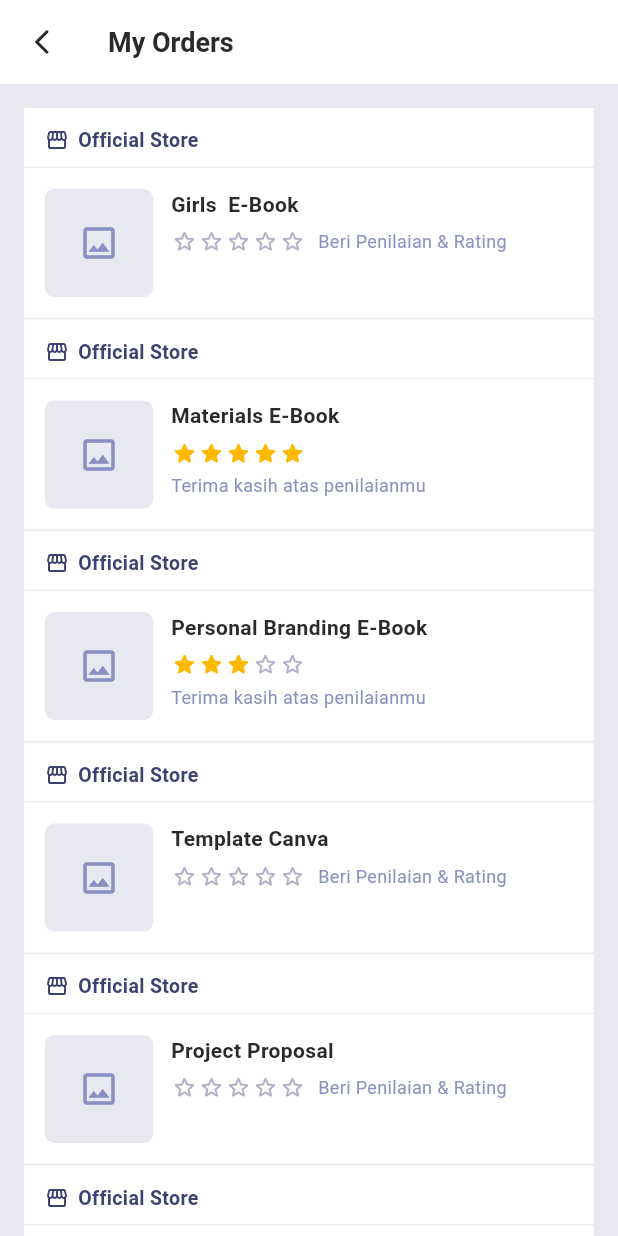
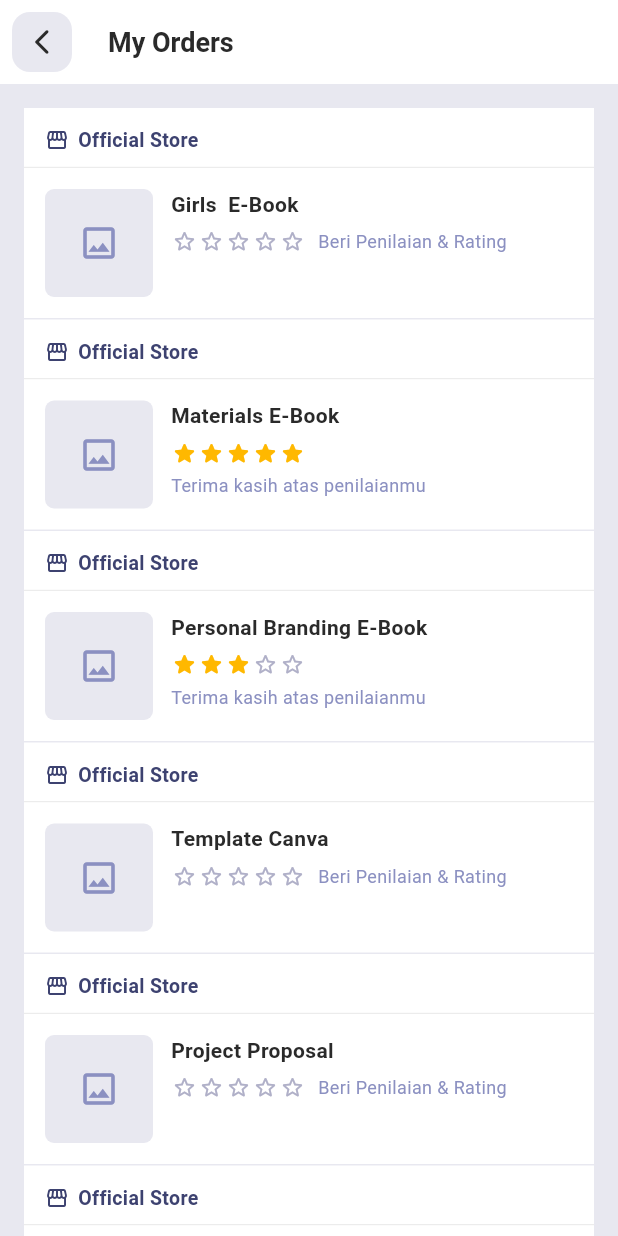
Before and after one commit to chiquixs/byteme_digital_marketplace, a Flutter app: the HistoryOrdersPage screen opened directly, on a phone screen of 412 x 824 dp. Run offline on Flutter 3.47's test engine with Material 3 defaults, Android fonts, the phone set to English and light mode, and no system bars.

```diff
--- a/lib/views/my_orders/history_orders_page.dart
+++ b/lib/views/my_orders/history_orders_page.dart
@@ -89,11 +89,18 @@ class HistoryOrdersPage extends StatelessWidget {
       backgroundColor: Colors.white,
       elevation: 0,
       centerTitle: false,
-      leading: IconButton(
-        icon: const Icon(Icons.arrow_back_ios_new_rounded,
-            color: Color(0xFF2A2A2A), size: 20),
-        onPressed: () => Navigator.of(context).pop(),
-      ),
+      leading: Container(
+          margin: const EdgeInsets.all(8.0),
+          decoration: BoxDecoration(
+            color: Color(0xFFE8E8F0),
+            borderRadius: BorderRadius.circular(12),
+          ),
+          child: IconButton(
+            icon: const Icon(Icons.arrow_back_ios_new_rounded,
+              color: Color(0xFF2A2A2A), size: 20),
+            onPressed: () => Navigator.of(context).pop(),
+          ),
+        ),
       title: const Text(
         'My Orders',
         style: TextStyle(
```
Also changed, not shown: lib/views/cart/cart_page.dart (+10 -3 lines), lib/views/home/home_page.dart (+8 -3 lines).
